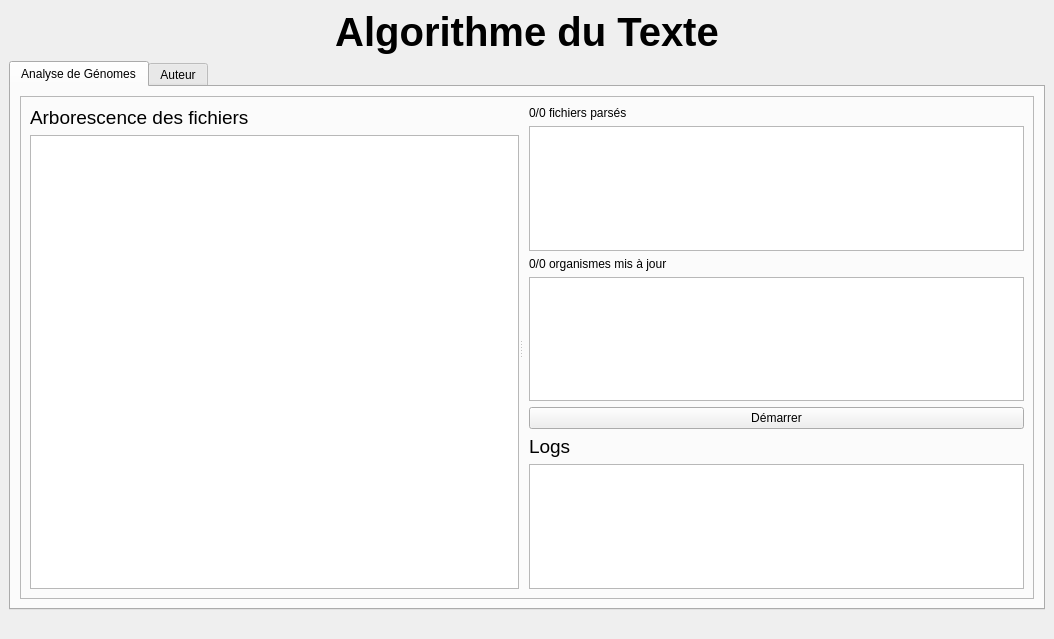
This is src/app/application.ui in PotOfJam/ProjetAlgorithmesDuTexte as Qt 5 draws it before an edit. The edited form follows.
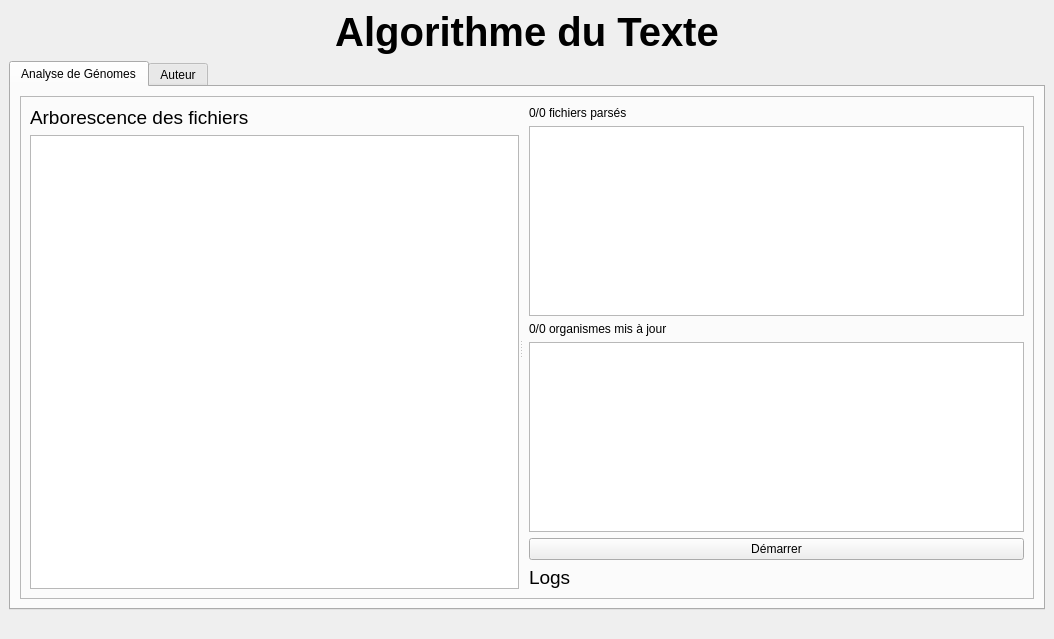
This is the edited form. Icons and pictures are not drawn.

Diff of the .ui file:
```diff
--- a/src/app/application.ui
+++ b/src/app/application.ui
@@ -48,7 +48,7 @@
                <property name="orientation">
                 <enum>Qt::Horizontal</enum>
                </property>
-               <widget class="QWidget" name="">
+               <widget class="QWidget" name="layoutWidget">
                 <layout class="QVBoxLayout" name="verticalLayout_4">
                  <item>
                   <widget class="QLabel" name="label_6">
@@ -62,7 +62,7 @@
                  </item>
                 </layout>
                </widget>
-               <widget class="QWidget" name="">
+               <widget class="QWidget" name="layoutWidget">
                 <layout class="QVBoxLayout" name="verticalLayout_3">
                  <item>
                   <layout class="QFormLayout" name="formLayout_5">
@@ -101,9 +101,6 @@
                  </item>
                  <item>
                   <layout class="QFormLayout" name="formLayout_6">
-                   <item row="1" column="1">
-                    <widget class="QTextBrowser" name="textBrowser"/>
-                   </item>
                    <item row="0" column="1">
                     <widget class="QLabel" name="label_7">
                      <property name="text">
```
